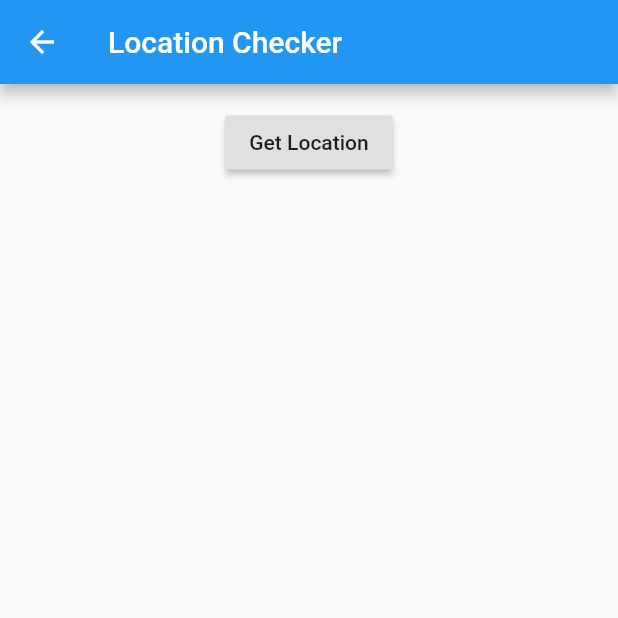
After one commit to revze/flutter-widget-playground, a Flutter app: the screen it shows after launch, after a tap on "Location Checker", on a phone screen of 412 x 824 dp, the top half of it. The commit adds this screen. Run offline on Flutter 3.47's test engine with Material 2 defaults, Android fonts, the phone set to English and light mode, and no system bars; our stand-ins replace camera, carousel_slider, file_picker, flutter_svg, location, permission_handler and 1 more; project files that could hold a hidden picture were left out.

Commit message:
Add location checker

```diff
--- /dev/null
+++ b/lib/location_checker.dart
@@ -0,0 +1,170 @@
+import 'package:flutter/material.dart';
+import 'package:location/location.dart';
+import 'package:permission_handler/permission_handler.dart';
+
+class LocationCheckerScreen extends StatefulWidget {
+  @override
+  State<StatefulWidget> createState() {
+    // TODO: implement createState
+    return _LocationCheckerState();
+  }
+}
+
+class _LocationCheckerState extends State {
+  Future<LocationData> _locationDataController;
+  bool isLocationDontAskAgain = false;
+  Location location = new Location();
+  bool isLocationEnabled = false;
+  bool requestedLocationService = false;
+
+  @override
+  void initState() {
+    // TODO: implement initState
+    super.initState();
+  }
+
+  @override
+  Widget build(BuildContext context) {
+    // TODO: implement build
+    return Scaffold(
+      appBar: AppBar(
+        title: Text('Location Checker'),
+      ),
+      body: Container(
+        padding: EdgeInsets.all(15),
+        child: Column(
+          children: <Widget>[
+            Container(
+                margin: EdgeInsets.only(bottom: 10),
+                child: RaisedButton(
+                  onPressed: () {
+                    checkLocationService();
+                  },
+                  child: Text('Get Location'),
+                )),
+            FutureBuilder<LocationData>(
+                future: _locationDataController,
+                builder: (context, snapshot) {
+                  print('snapshot ${snapshot.connectionState}');
+                  if (snapshot.connectionState == ConnectionState.done) {
+                    if (snapshot.hasData) {
+                      return Text(
+                          'Location: ${snapshot.data.latitude} ${snapshot.data.longitude}');
+                    } else {
+                      return Text('Failed to get address');
+                    }
+                  } else if (snapshot.connectionState ==
+                      ConnectionState.waiting) {
+                    return Center(
+                      child: Container(
+                        child: CircularProgressIndicator(),
+                        width: 60,
+                        height: 60,
+                      ),
+                    );
+                  } else if (snapshot.connectionState == ConnectionState.none) {
+                    return Container();
+                  }
+                })
+          ],
+        ),
+      ),
+    );
+  }
+
+  Future<LocationData> getCurrentLocation() async {
+    LocationData currentLocation;
+    location = new Location();
+
+    try {
+      currentLocation = await location.getLocation();
+      print(
+          'location ${currentLocation.latitude} ${currentLocation.longitude}');
+
+      return currentLocation;
+    } catch (e) {
+      print('error');
+      throw Exception('Gagal mendapatkan lokasi');
+    }
+  }
+
+  Future<void> requestLocationPermission() async {
+    Map<PermissionGroup, PermissionStatus> permissions =
+        await PermissionHandler()
+            .requestPermissions([PermissionGroup.location]);
+    PermissionStatus permissionStatus = await PermissionHandler()
+        .checkPermissionStatus(PermissionGroup.location);
+    print('permission ${permissionStatus.value.toString()}');
+
+    if (permissionStatus.value == 2) {
+      print('Permission granted');
+      setState(() {
+        _locationDataController = getCurrentLocation();
+      });
+    } else if (permissionStatus.value == 0) {
+      bool isShown = await PermissionHandler()
+          .shouldShowRequestPermissionRationale(PermissionGroup.location);
+      print('should show request permission rationale $isShown');
+
+      if (!isShown) {
+        setState(() {
+          isLocationDontAskAgain = true;
+        });
+      }
+
+      _showLocationPermissionRationaleDialog();
+    }
+  }
+
+  void openAppSettings() async {
+    await PermissionHandler().openAppSettings();
+  }
+
+  void _showLocationPermissionRationaleDialog() {
+    showDialog(
+        context: context,
+        builder: (BuildContext context) {
+          return AlertDialog(
+            title: Text('Please grant location permission'),
+            content: Text(
+                'Grumpy wizards make toxic brew for the evil Queen and Jack'),
+            actions: <Widget>[
+              FlatButton(
+                  onPressed: () {
+                    Navigator.of(context).pop();
+                  },
+                  child: Text('Close')),
+              FlatButton(
+                  onPressed: () {
+                    Navigator.of(context).pop();
+                    if (isLocationDontAskAgain) {
+                      openAppSettings();
+                    } else {
+                      requestLocationPermission();
+                    }
+                  },
+                  child: Text('Grant'))
+            ],
+          );
+        });
+  }
+
+  void checkLocationService() {
+    Location location = Location();
+
+    location.serviceEnabled().then((result) {
+      print('result = $result');
+      if (result == true) {
+        requestLocationPermission();
+      } else {
+        if (requestedLocationService == false) {
+          requestedLocationService = true;
+
+          location.requestService().then((onValue) {
+            requestedLocationService = false;
+          });
+        }
+      }
+    });
+  }
+}
--- a/lib/main.dart
+++ b/lib/main.dart
@@ -17,6 +17,7 @@ import './permission.dart';
 import './staggered_gridview.dart';
 import './web_view.dart';
 import './request_api_list.dart';
+import './location_checker.dart';
 
 void main() => runApp(MyApp());
 
@@ -53,7 +54,8 @@ class MyApp extends StatelessWidget {
         '/permission': (BuildContext context) => PermissionScreen(),
         '/web_view': (BuildContext context) => WebViewScreen(),
         '/staggered_gridview': (BuildContext context) => StaggeredGridViewScreen(),
-        '/request_api_list': (BuildContext context) => RequestApiListScreen()
+        '/request_api_list': (BuildContext context) => RequestApiListScreen(),
+        '/location_checker': (BuildContext context) => LocationCheckerScreen()
       },
     );
   }
@@ -201,6 +203,12 @@ class _MyHomePageState extends State<MyHomePage> {
               Navigator.of(context).pushNamed('/request_api_list');
             },
             child: Text('Request API List'),
+          ),
+          RaisedButton(
+            onPressed: () {
+              Navigator.of(context).pushNamed('/location_checker');
+            },
+            child: Text('Location Checker'),
           )
         ],
       ))),
--- a/lib/permission.dart
+++ b/lib/permission.dart
@@ -73,7 +73,7 @@ class _PermissionState extends State {
 
     if (permissionStatus.value == 2) {
       print('Permission granted');
-      showPermissionGrantedDialog();;;
+      showPermissionGrantedDialog();
     } else if (permissionStatus.value == 0) {
       bool isShown = await PermissionHandler().shouldShowRequestPermissionRationale(PermissionGroup.storage);
       print('should show request permission rationale $isShown');
--- a/pubspec.yaml
+++ b/pubspec.yaml
@@ -29,6 +29,7 @@ dependencies:
   webview_flutter: ^0.3.10+3
   flutter_staggered_grid_view: 0.3.0
   http: ^0.12.0+2
+  location: ^2.3.5
 
   # The following adds the Cupertino Icons font to your application.
   # Use with the CupertinoIcons class for iOS style icons.
```
Also changed, not shown: pubspec.lock, 3 other files.
